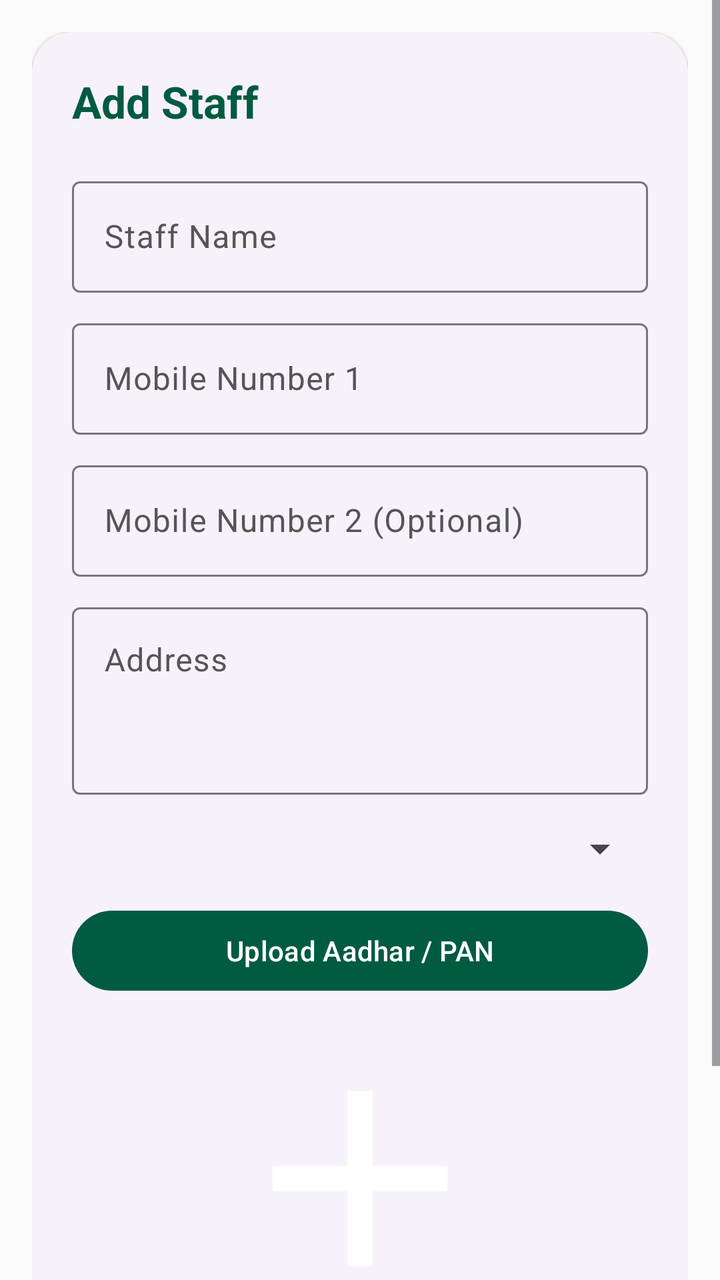
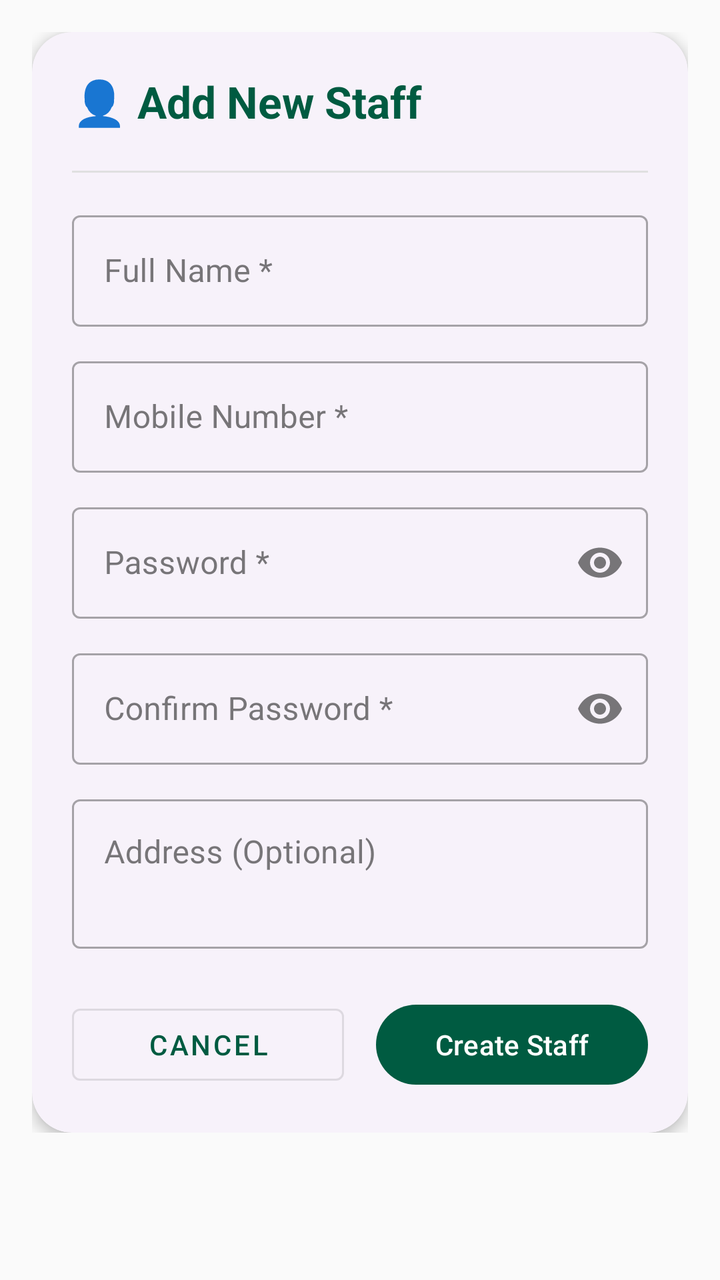

An Android layout rendered at two revisions. The XML below is the earlier revision; the diff shows what the commit changed to produce the second picture.
<!-- AndroidManifest.xml: application theme Theme.MilkDelivery -->
<!-- res/layout/fragment_add_staff.xml -->
<?xml version="1.0" encoding="utf-8"?>
<ScrollView xmlns:android="http://schemas.android.com/apk/res/android"
    xmlns:app="http://schemas.android.com/apk/res-auto"
    android:layout_width="match_parent"
    android:layout_height="match_parent"
    android:background="@color/background">

    <LinearLayout
        android:layout_width="match_parent"
        android:layout_height="wrap_content"
        android:orientation="vertical"
        android:padding="16dp">

        <com.google.android.material.card.MaterialCardView
            android:layout_width="match_parent"
            android:layout_height="wrap_content"
            app:cardCornerRadius="20dp">

            <LinearLayout
                android:layout_width="match_parent"
                android:layout_height="wrap_content"
                android:orientation="vertical"
                android:padding="20dp">

                <TextView
                    android:layout_width="wrap_content"
                    android:layout_height="wrap_content"
                    android:text="Add Staff"
                    android:textSize="22sp"
                    android:textStyle="bold"
                    android:textColor="@color/primary"
                    android:layout_marginBottom="20dp"/>

                
                <com.google.android.material.textfield.TextInputLayout
                    android:layout_width="match_parent"
                    android:layout_height="wrap_content">

                    <com.google.android.material.textfield.TextInputEditText
                        android:id="@+id/etStaffName"
                        android:layout_width="match_parent"
                        android:layout_height="wrap_content"
                        android:hint="Staff Name"/>
                </com.google.android.material.textfield.TextInputLayout>

                
                <com.google.android.material.textfield.TextInputLayout
                    android:layout_width="match_parent"
                    android:layout_height="wrap_content"
                    android:layout_marginTop="10dp">

                    <com.google.android.material.textfield.TextInputEditText
                        android:id="@+id/etMobile1"
                        android:layout_width="match_parent"
                        android:layout_height="wrap_content"
                        android:inputType="phone"
                        android:hint="Mobile Number 1"/>
                </com.google.android.material.textfield.TextInputLayout>

                
                <com.google.android.material.textfield.TextInputLayout
                    android:layout_width="match_parent"
                    android:layout_height="wrap_content"
                    android:layout_marginTop="10dp">

                    <com.google.android.material.textfield.TextInputEditText
                        android:id="@+id/etMobile2"
                        android:layout_width="match_parent"
                        android:layout_height="wrap_content"
                        android:inputType="phone"
                        android:hint="Mobile Number 2 (Optional)"/>
                </com.google.android.material.textfield.TextInputLayout>

                
                <com.google.android.material.textfield.TextInputLayout
                    android:layout_width="match_parent"
                    android:layout_height="wrap_content"
                    android:layout_marginTop="10dp">

                    <com.google.android.material.textfield.TextInputEditText
                        android:id="@+id/etAddress"
                        android:layout_width="match_parent"
                        android:layout_height="wrap_content"
                        android:minLines="3"
                        android:gravity="top"
                        android:hint="Address"/>
                </com.google.android.material.textfield.TextInputLayout>

                
                <Spinner
                    android:id="@+id/spDocumentType"
                    android:layout_width="match_parent"
                    android:layout_height="wrap_content"
                    android:layout_marginTop="15dp"/>

                
                <com.google.android.material.button.MaterialButton
                    android:id="@+id/btnUploadDocument"
                    android:layout_width="match_parent"
                    android:layout_height="wrap_content"
                    android:text="Upload Aadhar / PAN"
                    android:layout_marginTop="15dp"/>

                
                <ImageView
                    android:id="@+id/imgDocument"
                    android:layout_width="150dp"
                    android:layout_height="150dp"
                    android:layout_gravity="center"
                    android:layout_marginTop="15dp"
                    android:scaleType="centerCrop"
                    android:src="@drawable/ic_add"/>

                
                <com.google.android.material.button.MaterialButton
                    android:id="@+id/btnSaveStaff"
                    android:layout_width="match_parent"
                    android:layout_height="wrap_content"
                    android:text="Save Staff"
                    android:layout_marginTop="20dp"/>

            </LinearLayout>

        </com.google.android.material.card.MaterialCardView>

    </LinearLayout>

</ScrollView>
<!-- resources referenced by this layout -->
<resources>
  <color name="background">#FAFAFA</color>
  <color name="primary">#005B41</color>
  <!-- drawable ic_add (drawable) -->
  <vector xmlns:android="http://schemas.android.com/apk/res/android"
      android:width="24dp"
      android:height="24dp"
      android:viewportWidth="24"
      android:viewportHeight="24">
    <path
        android:fillColor="#FFFFFFFF"
        android:pathData="M19,13h-6v6h-2v-6H5v-2h6V5h2v6h6V13z"/>
  </vector>
  <style name="Theme.MilkDelivery" parent="Theme.Material3.DayNight.NoActionBar">
          
          <item name="colorPrimary">@color/primary</item>
          <item name="colorPrimaryDark">@color/primary_dark</item>
          <item name="colorSecondary">@color/secondary</item>
          <item name="android:statusBarColor">@color/primary</item>
          <item name="android:windowLightStatusBar">false</item>
          
          
          <item name="colorSurface">@color/surface</item>
          <item name="colorOnSurface">@color/on_surface</item>
          <item name="android:windowBackground">@color/background</item>
          <item name="colorSurfaceVariant">@color/surface_variant</item>
          <item name="colorOnSurfaceVariant">@color/on_surface_variant</item>
          
          
          <item name="materialCardViewStyle">@style/Widget.Material3.CardView.Elevated</item>
      </style>
  <color name="primary_dark">#00402E</color>
  <color name="secondary">#03DAC6</color>
  <color name="surface">#FFFFFF</color>
  <color name="on_surface">#212121</color>
  <color name="surface_variant">#F4F4F4</color>
  <color name="on_surface_variant">#555555</color>
</resources>

<!-- the commit's change to res/layout/fragment_add_staff.xml (unified diff, before → after) -->
@@ -14,7 +14,8 @@
         <com.google.android.material.card.MaterialCardView
             android:layout_width="match_parent"
             android:layout_height="wrap_content"
-            app:cardCornerRadius="20dp">
+            app:cardCornerRadius="20dp"
+            app:cardElevation="4dp">
 
             <LinearLayout
                 android:layout_width="match_parent"
@@ -22,102 +23,132 @@
                 android:orientation="vertical"
                 android:padding="20dp">
 
+                
                 <TextView
                     android:layout_width="wrap_content"
                     android:layout_height="wrap_content"
-                    android:text="Add Staff"
+                    android:text="👤 Add New Staff"
                     android:textSize="22sp"
                     android:textStyle="bold"
                     android:textColor="@color/primary"
                     android:layout_marginBottom="20dp"/>
 
                 
+                <View
+                    android:layout_width="match_parent"
+                    android:layout_height="1dp"
+                    android:background="#E0E0E0"
+                    android:layout_marginBottom="16dp"/>
+
+                
                 <com.google.android.material.textfield.TextInputLayout
                     android:layout_width="match_parent"
-                    android:layout_height="wrap_content">
+                    android:layout_height="wrap_content"
+                    style="@style/Widget.MaterialComponents.TextInputLayout.OutlinedBox">
 
                     <com.google.android.material.textfield.TextInputEditText
                         android:id="@+id/etStaffName"
                         android:layout_width="match_parent"
                         android:layout_height="wrap_content"
-                        android:hint="Staff Name"/>
+                        android:hint="Full Name *"
+                        android:inputType="textPersonName"
+                        android:maxLines="1"/>
                 </com.google.android.material.textfield.TextInputLayout>
 
                 
                 <com.google.android.material.textfield.TextInputLayout
                     android:layout_width="match_parent"
                     android:layout_height="wrap_content"
-                    android:layout_marginTop="10dp">
+                    android:layout_marginTop="12dp"
+                    style="@style/Widget.MaterialComponents.TextInputLayout.OutlinedBox">
 
                     <com.google.android.material.textfield.TextInputEditText
                         android:id="@+id/etMobile1"
                         android:layout_width="match_parent"
                         android:layout_height="wrap_content"
+                        android:hint="Mobile Number *"
                         android:inputType="phone"
-                        android:hint="Mobile Number 1"/>
+                        android:maxLines="1"/>
                 </com.google.android.material.textfield.TextInputLayout>
 
                 
                 <com.google.android.material.textfield.TextInputLayout
                     android:layout_width="match_parent"
                     android:layout_height="wrap_content"
-                    android:layout_marginTop="10dp">
+                    android:layout_marginTop="12dp"
+                    style="@style/Widget.MaterialComponents.TextInputLayout.OutlinedBox"
+                    app:endIconMode="password_toggle">
 
                     <com.google.android.material.textfield.TextInputEditText
-                        android:id="@+id/etMobile2"
+                        android:id="@+id/etPassword"
                         android:layout_width="match_parent"
                         android:layout_height="wrap_content"
-                        android:inputType="phone"
-                        android:hint="Mobile Number 2 (Optional)"/>
+                        android:hint="Password *"
+                        android:inputType="textPassword"
+                        android:maxLines="1"/>
                 </com.google.android.material.textfield.TextInputLayout>
 
                 
                 <com.google.android.material.textfield.TextInputLayout
                     android:layout_width="match_parent"
                     android:layout_height="wrap_content"
-                    android:layout_marginTop="10dp">
+                    android:layout_marginTop="12dp"
+                    style="@style/Widget.MaterialComponents.TextInputLayout.OutlinedBox"
+                    app:endIconMode="password_toggle">
+
+                    <com.google.android.material.textfield.TextInputEditText
+                        android:id="@+id/etConfirmPassword"
+                        android:layout_width="match_parent"
+                        android:layout_height="wrap_content"
+                        android:hint="Confirm Password *"
+                        android:inputType="textPassword"
+                        android:maxLines="1"/>
+                </com.google.android.material.textfield.TextInputLayout>
+
+                
+                <com.google.android.material.textfield.TextInputLayout
+                    android:layout_width="match_parent"
+                    android:layout_height="wrap_content"
+                    android:layout_marginTop="12dp"
+                    style="@style/Widget.MaterialComponents.TextInputLayout.OutlinedBox">
 
                     <com.google.android.material.textfield.TextInputEditText
                         android:id="@+id/etAddress"
                         android:layout_width="match_parent"
                         android:layout_height="wrap_content"
-                        android:minLines="3"
-                        android:gravity="top"
-                        android:hint="Address"/>
+                        android:hint="Address (Optional)"
+                        android:inputType="textMultiLine"
+                        android:minLines="2"
+                        android:gravity="top"/>
                 </com.google.android.material.textfield.TextInputLayout>
 
                 
-                <Spinner
-                    android:id="@+id/spDocumentType"
+                <LinearLayout
                     android:layout_width="match_parent"
                     android:layout_height="wrap_content"
-                    android:layout_marginTop="15dp"/>
+                    android:orientation="horizontal"
+                    android:layout_marginTop="24dp"
+                    android:weightSum="2">
 
-                
-                <com.google.android.material.button.MaterialButton
-                    android:id="@+id/btnUploadDocument"
-                    android:layout_width="match_parent"
-                    android:layout_height="wrap_content"
-                    android:text="Upload Aadhar / PAN"
-                    android:layout_marginTop="15dp"/>
+                    <com.google.android.material.button.MaterialButton
+                        android:id="@+id/btnCancel"
+                        style="@style/Widget.MaterialComponents.Button.OutlinedButton"
+                        android:layout_width="0dp"
+                        android:layout_height="wrap_content"
+                        android:layout_weight="1"
+                        android:layout_marginEnd="8dp"
+                        android:text="Cancel"
+                        android:textColor="@color/primary"/>
 
-                
-                <ImageView
-                    android:id="@+id/imgDocument"
-                    android:layout_width="150dp"
-                    android:layout_height="150dp"
-                    android:layout_gravity="center"
-                    android:layout_marginTop="15dp"
-                    android:scaleType="centerCrop"
-                    android:src="@drawable/ic_add"/>
-
-                
-                <com.google.android.material.button.MaterialButton
-                    android:id="@+id/btnSaveStaff"
-                    android:layout_width="match_parent"
-                    android:layout_height="wrap_content"
-                    android:text="Save Staff"
-                    android:layout_marginTop="20dp"/>
+                    <com.google.android.material.button.MaterialButton
+                        android:id="@+id/btnSaveStaff"
+                        android:layout_width="0dp"
+                        android:layout_height="wrap_content"
+                        android:layout_weight="1"
+                        android:layout_marginStart="8dp"
+                        android:text="Create Staff"
+                        android:textAllCaps="false"/>
+                </LinearLayout>
 
             </LinearLayout>
 
<!-- resource entries referenced after the edit -->
@@ -2,16 +2,6 @@
 <resources>
   <color name="background">#FAFAFA</color>
   <color name="primary">#005B41</color>
-  <!-- drawable ic_add (drawable) -->
-  <vector xmlns:android="http://schemas.android.com/apk/res/android"
-      android:width="24dp"
-      android:height="24dp"
-      android:viewportWidth="24"
-      android:viewportHeight="24">
-    <path
-        android:fillColor="#FFFFFFFF"
-        android:pathData="M19,13h-6v6h-2v-6H5v-2h6V5h2v6h6V13z"/>
-  </vector>
   <style name="Theme.MilkDelivery" parent="Theme.Material3.DayNight.NoActionBar">
           
           <item name="colorPrimary">@color/primary</item>
